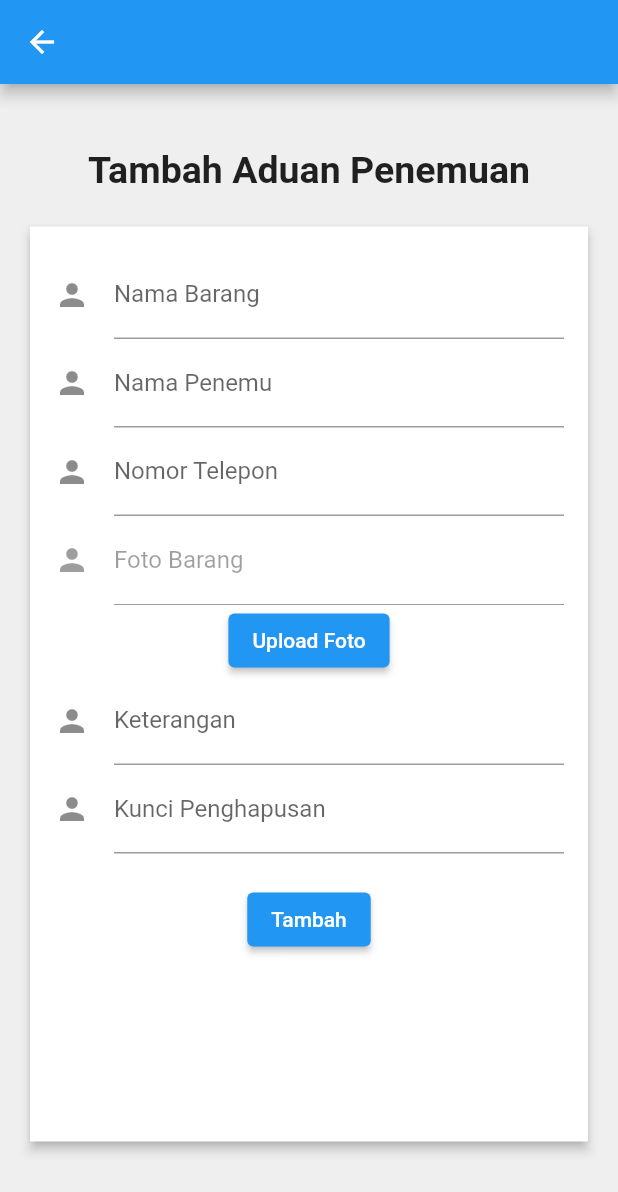
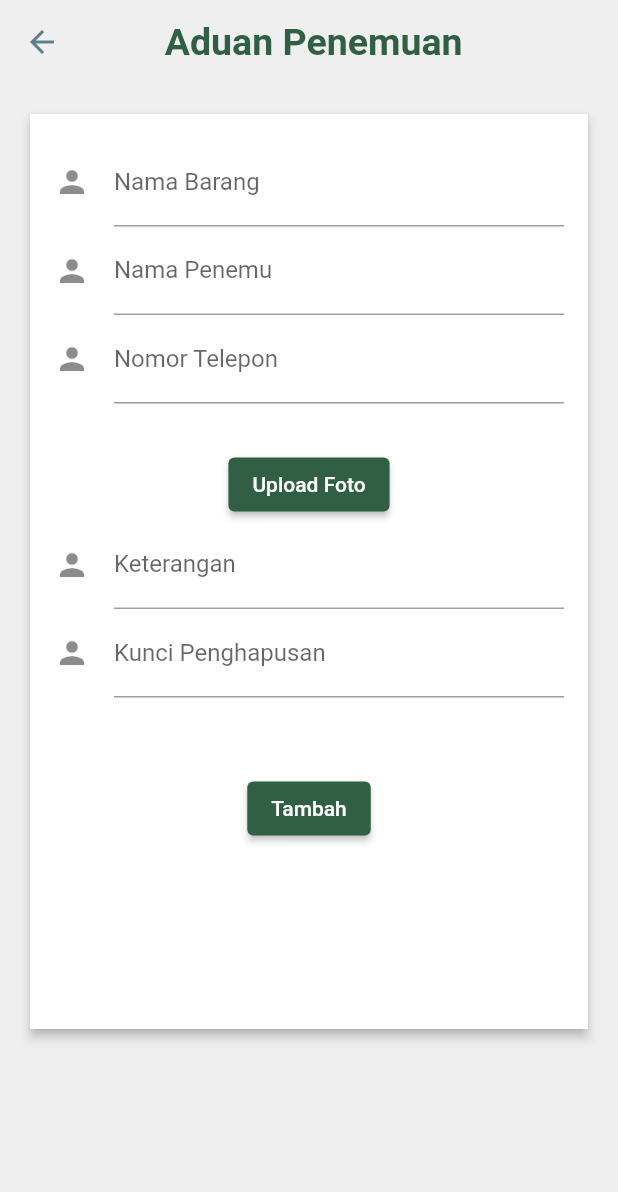
Before and after one commit to hadiwyn/flutter_getx_ux_design, a Flutter app: the AddData screen opened directly, after a tap on "Tambah Data Penemuan", on a phone screen of 412 x 824 dp. Shown: the top 1192 px of the screen. Run offline on Flutter 3.47's test engine with Material 2 defaults, Android fonts, the light colour scheme and no system bars; our stand-ins replace cloud_firestore, firebase_core, firebase_database, firebase_storage, get, google_fonts and 1 more; accounts and stored records are empty.

Commit message:
Final New

```diff
--- a/lib/app/modules/add_data_penemuan/views/add_data_penemuan_view.dart
+++ b/lib/app/modules/add_data_penemuan/views/add_data_penemuan_view.dart
@@ -19,6 +19,18 @@ class AddDataPenemuanView extends GetView<AddDataPenemuanController> {
         appBar: AppBar(
           // title: const Text('AddDataKehilanganView'),
           centerTitle: true,
+          iconTheme: IconThemeData(
+            color: Colors.blueGrey, //change your color here
+          ),
+          backgroundColor: Color.fromARGB(255, 239, 239, 239),
+          elevation: 0,
+          title: Text(
+            ' Aduan Penemuan',
+            style: TextStyle(
+                fontSize: 25,
+                fontWeight: FontWeight.bold,
+                color: Color(0xFF315F43)),
+          ),
         ),
         body: SingleChildScrollView(
           child: Container(
@@ -27,24 +39,10 @@ class AddDataPenemuanView extends GetView<AddDataPenemuanController> {
             padding: const EdgeInsets.all(20.0),
             child: Column(
               crossAxisAlignment: CrossAxisAlignment.center,
-              children: [judul(), content()],
+              children: [content()],
             ),
           ),
         ));
-  }
-
-  Widget judul() {
-    return Container(
-      alignment: Alignment.center,
-      height: 75,
-      child: Text(
-        'Tambah Aduan Penemuan',
-        style: TextStyle(
-          fontSize: 25,
-          fontWeight: FontWeight.bold,
-        ),
-      ),
-    );
   }
 
   Widget content() {
@@ -110,23 +108,14 @@ class AddDataPenemuanView extends GetView<AddDataPenemuanController> {
                       }
                     },
                   ),
-                  TextFormField(
-                    decoration: InputDecoration(
-                      enabled: false,
-                      icon: Icon(Icons.person),
-                      hintText: 'foto barang',
-                      labelText: 'Foto Barang',
-                    ),
-                    // validator: (value) {
-                    //   if (value!.isEmpty ||
-                    //       !RegExp(r'[a-z A-Z]+$').hasMatch(value!)) {
-                    //     return "masukkan foto";
-                    //   } else {
-                    //     return null;
-                    //   }
-                    // },
+                  SizedBox(
+                    height: 30,
                   ),
                   ElevatedButton(
+                      style: ButtonStyle(
+                        backgroundColor:
+                            MaterialStatePropertyAll<Color>(Color(0xFF315F43)),
+                      ),
                       onPressed: controller.getImage,
                       child: Text('Upload Foto')),
                   TextFormField(
@@ -162,12 +151,16 @@ class AddDataPenemuanView extends GetView<AddDataPenemuanController> {
                     },
                   ),
                   SizedBox(
-                    height: 20,
+                    height: 50,
                   ),
                   Row(
                     mainAxisAlignment: MainAxisAlignment.spaceAround,
                     children: [
                       ElevatedButton(
+                          style: ButtonStyle(
+                            backgroundColor: MaterialStatePropertyAll<Color>(
+                                Color(0xFF315F43)),
+                          ),
                           onPressed: () {
                             if (_formKey.currentState!.validate()) {
                               controller.addAduanPenemuan(
--- a/lib/app/modules/home/views/home_view.dart
+++ b/lib/app/modules/home/views/home_view.dart
@@ -131,13 +131,14 @@ class HomeView extends GetView<HomeController> {
             SizedBox(
               height: 1,
             ),
-            SizedBox(height: 500, child: ListVertical())
+            SizedBox(height: 260, child: ListVertical())
           ]),
         ),
       ),
       floatingActionButton: Visibility(
           visible: true,
           child: FloatingActionButton(
+            backgroundColor: Color(0xFF4C874F),
             onPressed: () {
               Navigator.push(
                 context,
--- a/lib/app/modules/home/widget/add_data.dart
+++ b/lib/app/modules/home/widget/add_data.dart
@@ -11,12 +11,25 @@ class AddData extends StatelessWidget {
   Widget build(BuildContext context) {
     return Scaffold(
       appBar: AppBar(
-        title: const Text("Pilih Layanan"),
+        iconTheme: IconThemeData(
+          color: Colors.blueGrey, //change your color here
+        ),
+        backgroundColor: Color.fromARGB(255, 239, 239, 239),
+        centerTitle: true,
+        elevation: 0,
+        title: const Text(
+          "Pilih Layanan",
+          style: TextStyle(
+            fontFamily: 'Lexend Deca',
+            color: Color(0xFF315F43),
+            fontSize: 25,
+            fontWeight: FontWeight.bold,
+          ),
+        ),
         actions: const [],
       ),
-      body: Center(
-        child: Padding(
-          padding: const EdgeInsets.only(left: 20, right: 20),
+      body: Padding(
+        padding: const EdgeInsets.only(left: 20, right: 20, top: 50),
         child: Container(
           width: double.infinity,
           height: 200,
@@ -44,19 +57,26 @@ class AddData extends StatelessWidget {
                   width: double.infinity,
                   height: 50,
                   decoration: BoxDecoration(
-                      color: Colors.white,
+                    color: Colors.blueGrey,
                     // ignore: prefer_const_literals_to_create_immutables
                     boxShadow: [
                       // ignore: prefer_const_constructors
                       BoxShadow(
-                          blurRadius: 6,
+                          blurRadius: 10,
                           color: Color(0x34000000),
-                          offset: Offset(0, 3),
-                        )
+                          offset: Offset(0, 5),
+                          blurStyle: BlurStyle.normal)
                     ],
                     borderRadius: BorderRadius.circular(20),
                   ),
-                    child: Center(child: Text("Tambah Data Kehilangan")),
+                  child: Center(
+                      child: Text(
+                    "Tambah Data Kehilangan",
+                    style: TextStyle(
+                        color: Colors.white,
+                        fontWeight: FontWeight.bold,
+                        fontSize: 16),
+                  )),
                 ),
               ),
             ),
@@ -70,26 +90,33 @@ class AddData extends StatelessWidget {
                   width: double.infinity,
                   height: 50,
                   decoration: BoxDecoration(
-                      color: Colors.white,
+                    color: Colors.blueGrey,
                     // ignore: prefer_const_literals_to_create_immutables
                     boxShadow: [
                       // ignore: prefer_const_constructors
                       BoxShadow(
-                          blurRadius: 6,
+                        blurRadius: 10,
                         color: Color(0x34000000),
-                          offset: Offset(0, 3),
+                        offset: Offset(0, 5),
                       )
                     ],
                     borderRadius: BorderRadius.circular(20),
                   ),
-                    child: Center(child: Text("Tambah Data Penemuan")),
+                  child: Center(
+                      child: Text(
+                    "Tambah Data Penemuan",
+                    style: TextStyle(
+                      color: Colors.white,
+                      fontSize: 16,
+                      fontWeight: FontWeight.bold,
+                    ),
+                  )),
                 ),
               ),
             ),
           ]),
         ),
       ),
-      ),
     );
   }
 }
--- a/lib/app/modules/more_barang_ditemukan/views/more_barang_ditemukan_view.dart
+++ b/lib/app/modules/more_barang_ditemukan/views/more_barang_ditemukan_view.dart
@@ -15,7 +15,7 @@ class MoreBarangDitemukanView extends GetView<MoreBarangDitemukanController> {
           iconTheme: IconThemeData(
             color: Colors.blueGrey, //change your color here
           ),
-          backgroundColor: Color.fromARGB(255, 255, 255, 255),
+          backgroundColor: Color.fromARGB(255, 239, 239, 239),
           elevation: 0,
           centerTitle: true,
           // ignore: prefer_const_constructors
--- a/lib/app/modules/more_barang_hilang/views/more_barang_hilang_view.dart
+++ b/lib/app/modules/more_barang_hilang/views/more_barang_hilang_view.dart
@@ -14,7 +14,7 @@ class MoreBarangHilangView extends GetView<MoreBarangHilangController> {
         iconTheme: IconThemeData(
           color: Colors.blueGrey, //change your color here
         ),
-        backgroundColor: Color.fromARGB(255, 255, 255, 255),
+        backgroundColor: Color.fromARGB(255, 239, 239, 239),
         elevation: 0,
         centerTitle: true,
         // ignore: prefer_const_constructors
```
Also changed, not shown: lib/app/modules/add_data_kehilangan/views/add_data_kehilangan_view.dart (+24 -25 lines). Lines whose indentation alone changed are shown as unchanged.
